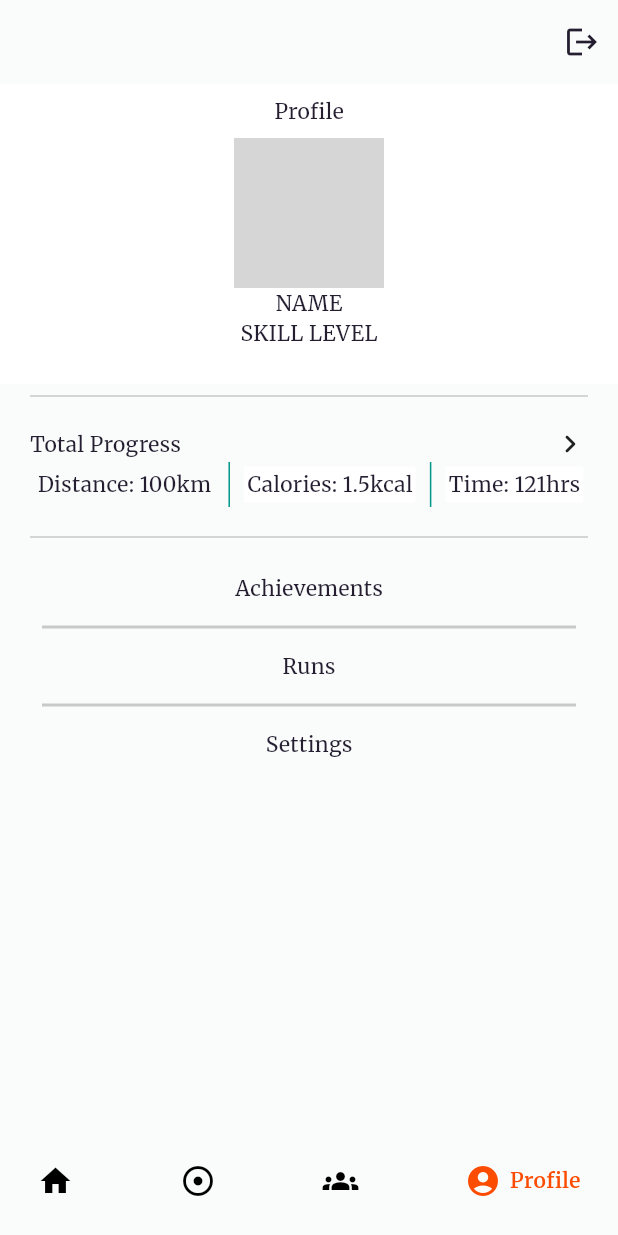
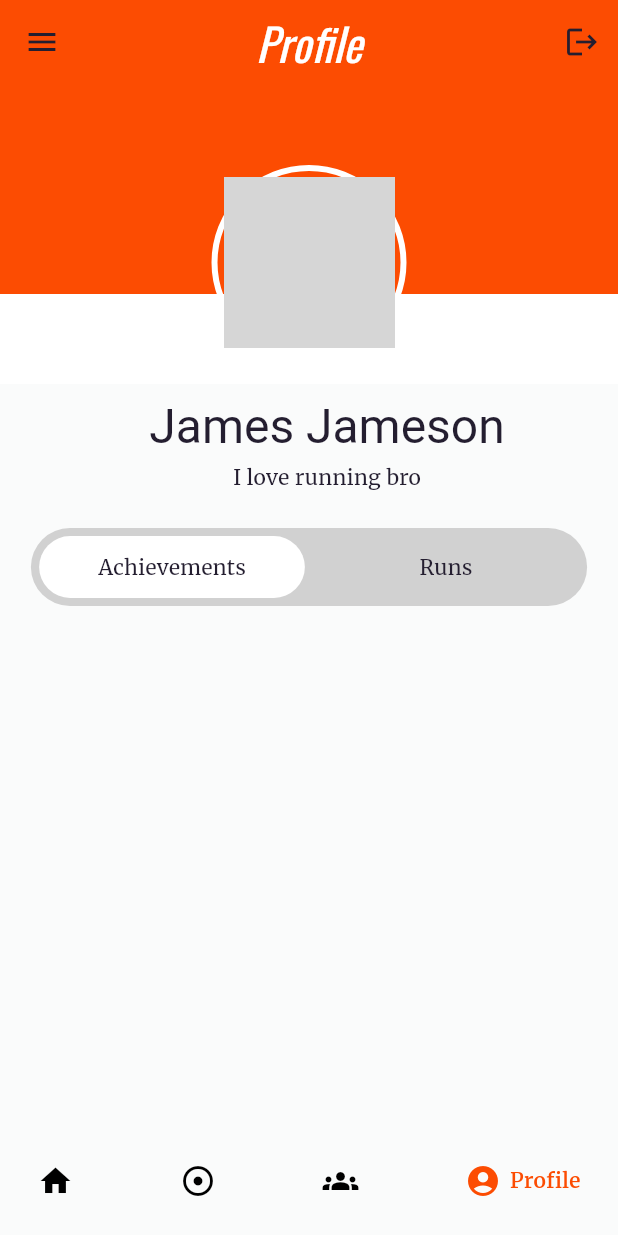
Before and after one commit to wenjebs/Runoogers, a Flutter app: the screen it shows once a user with an empty profile is signed in, item 4 of the bottom bar chosen, on a phone screen of 412 x 824 dp. Run offline on Flutter 3.47's test engine with Material 3 defaults, Android fonts, the phone set to English and light mode, and no system bars; drawn by our look-alikes of flutter_animate, google_nav_bar; our stand-ins replace cloud_firestore, firebase_auth, firebase_core, flutter_dotenv, flutter_riverpod, geolocator and 5 more; missing offline and left inert: flutter_facebook_auth; accounts and stored records are empty; generated files the repository leaves out were written again; network calls fail; grey boxes are pictures that could not be loaded.

Commit message:
Profile page development

```diff
--- a/lib/global_theme.dart
+++ b/lib/global_theme.dart
@@ -23,6 +23,7 @@ class GlobalThemeData {
         titleLarge: GoogleFonts.oswald(
           fontSize: 30,
           fontStyle: FontStyle.italic,
+          color: colorScheme.secondary,
         ),
         bodyMedium: GoogleFonts.merriweather(),
         displaySmall: GoogleFonts.pacifico(),
--- a/lib/pages/logged_in/profile_page/profile_page.dart
+++ b/lib/pages/logged_in/profile_page/profile_page.dart
@@ -1,6 +1,9 @@
 import 'package:firebase_auth/firebase_auth.dart';
 import 'package:flutter/material.dart';
-import 'profile_widgets/profile_details.dart';
+import 'package:runningapp/pages/logged_in/profile_page/profile_widgets/achievements.dart';
+import 'package:runningapp/pages/logged_in/profile_page/profile_widgets/profile_details.dart';
+import 'package:runningapp/pages/logged_in/profile_page/profile_widgets/run_achievement_button.dart';
+import 'package:runningapp/pages/logged_in/profile_page/profile_widgets/test.dart';
 import 'profile_widgets/profile_hero.dart';
 import 'profile_widgets/profile_settings.dart';
 
@@ -16,6 +19,17 @@ class ProfilePage extends StatelessWidget {
   Widget build(BuildContext context) {
     return Scaffold(
       appBar: AppBar(
+        titleTextStyle:
+            Theme.of(context).textTheme.titleLarge, // Need hot restart to see
+        backgroundColor: Theme.of(context).colorScheme.primary,
+        leading: IconButton(
+          onPressed: () {
+            // Add your button functionality here
+          },
+          icon: const Icon(Icons.menu),
+        ),
+        title: const Text('Profile'),
+        centerTitle: true,
         actions: [
           IconButton(onPressed: signUserOut, icon: const Icon(Icons.logout))
         ],
@@ -32,26 +46,18 @@ class ProfilePage extends StatelessWidget {
             child: const ProfileHero(),
           ),
 
-          Divider(
-            indent: 20,
-            endIndent: 20,
-            color: Colors.black.withOpacity(0.2),
-          ),
-
           // Profile details
           const Padding(
             padding: EdgeInsets.all(8.0),
             child: ProfileDetails(),
           ),
 
-          Divider(
-            indent: 20,
-            endIndent: 20,
-            color: Colors.black.withOpacity(0.2),
-          ),
+          const RunAchievementButton(),
 
+          // const AchievementsSection(),
+          const RunsSection(),
           // Profile actions/settings
-          const ProfileSettings()
+          // const ProfileSettings()
         ]),
       ),
     );
--- a/lib/pages/logged_in/profile_page/profile_widgets/profile_details.dart
+++ b/lib/pages/logged_in/profile_page/profile_widgets/profile_details.dart
@@ -1,71 +1,26 @@
 import 'package:flutter/material.dart';
 
 class ProfileDetails extends StatelessWidget {
-  const ProfileDetails({
-    super.key,
-  });
+  const ProfileDetails({super.key});
 
   @override
   Widget build(BuildContext context) {
-    return Container(
-      margin: const EdgeInsets.all(4.0),
-      decoration: BoxDecoration(
-        borderRadius: BorderRadius.circular(10),
-      ),
-      child: Column(
-        children: [
-          Container(
-            padding: const EdgeInsets.symmetric(horizontal: 8),
-            child: const Row(
-              mainAxisAlignment: MainAxisAlignment.spaceBetween,
-              children: [
-                Text("Total Progress"),
-                Icon(
-                  Icons.chevron_right_rounded,
-                  size: 24,
-                ),
-              ],
-            ),
+    return Column(
+      children: [
+        Padding(
+          padding: const EdgeInsetsDirectional.fromSTEB(24, 0, 0, 0),
+          child: Text(
+            style: Theme.of(context).textTheme.headlineLarge,
+            'James Jameson', // TODO FROM DATABASE
           ),
-          Row(
-            mainAxisAlignment: MainAxisAlignment.center,
-            children: [
-              Container(
-                padding: const EdgeInsets.all(2.0),
-                decoration: const BoxDecoration(),
-                child: const Text(
-                    "Distance: 100km"), // TODO : MAKE IT FROM DATABASE!!!!!
-              ),
-              const SizedBox(
-                height: 30,
-                child: VerticalDivider(
-                    width: 20, thickness: 1, color: Colors.teal),
-              ),
-              Container(
-                padding: const EdgeInsets.all(2.0),
-                decoration: const BoxDecoration(
-                  color: Colors.white,
-                ),
-                child: const Text(
-                    "Calories: 1.5kcal"), // TODO : MAKE IT FROM DATABASE!!!!!
-              ),
-              const SizedBox(
-                height: 30,
-                child: VerticalDivider(
-                    width: 20, thickness: 1, color: Colors.teal),
-              ),
-              Container(
-                padding: const EdgeInsets.all(2.0),
-                decoration: const BoxDecoration(
-                  color: Colors.white,
-                ),
-                child: const Text(
-                    "Time: 121hrs"), // TODO : MAKE IT FROM DATABASE!!!!!
-              ),
-            ],
+        ),
+        const Padding(
+          padding: EdgeInsetsDirectional.fromSTEB(24, 4, 0, 16),
+          child: Text(
+            'I love running bro',
           ),
-        ],
-      ),
+        )
+      ],
     );
   }
 }
--- a/lib/pages/logged_in/profile_page/profile_widgets/profile_hero.dart
+++ b/lib/pages/logged_in/profile_page/profile_widgets/profile_hero.dart
@@ -1,30 +1,66 @@
 import 'package:flutter/material.dart';
 
 class ProfileHero extends StatelessWidget {
-  const ProfileHero({
-    super.key,
-  });
+  const ProfileHero({super.key});
 
   @override
   Widget build(BuildContext context) {
-    return Container(
-      decoration: BoxDecoration(
-        borderRadius: BorderRadius.circular(10),
-      ),
-      child: const Column(
-        crossAxisAlignment: CrossAxisAlignment.center,
+    return SizedBox(
+      height: 200,
+      child: Stack(
         children: [
-          Padding(
-            padding: EdgeInsets.all(8.0),
-            child: Text("Profile"),
+          // BACKGROUND IMAGE CONTAINER
+          Container(
+            width: double.infinity,
+            height: 140,
+            decoration: BoxDecoration(
+              color: Theme.of(context).colorScheme.primary,
+            ),
+            // decoration: const BoxDecoration(
+            //   image: DecorationImage(
+            //     fit: BoxFit.cover,
+            //     image: NetworkImage(
+            //       'https://images.unsplash.com/photo-1434394354979-a235cd36269d?ixlib=rb-4.0.3&ixid=MnwxMjA3fDB8MHxzZWFyY2h8MTJ8fG1vdW50YWluc3xlbnwwfHwwfHw%3D&auto=format&fit=crop&w=900&q=60',
+            //     ), // To BE CHANGED FROM DATABASE
+            //   ),
+            // ),
           ),
-          CircleAvatar(
-            radius: 50,
-            backgroundImage: NetworkImage(
-                'https://images.unsplash.com/photo-1633332755192-727a05c4013d?ixlib=rb-4.0.3&ixid=MnwxMjA3fDB8MHxzZWFyY2h8Mnx8dXNlcnxlbnwwfHwwfHw%3D&auto=format&fit=crop&w=900&q=60'), // To BE CHANGED FROM DATABASE
+
+          // PROFILE IMAGE CONTAINER
+          Align(
+            alignment: const AlignmentDirectional(0, 1),
+            child: Padding(
+              padding: const EdgeInsetsDirectional.fromSTEB(0, 0, 0, 16),
+              child: Container(
+                width: 130,
+                height: 130,
+                decoration: BoxDecoration(
+                  shape: BoxShape.circle,
+                  border: Border.all(
+                    width: 4,
+                    color: Theme.of(context).colorScheme.secondary,
+                  ),
+                ),
+                child: Padding(
+                  padding: const EdgeInsets.all(4),
+                  child: ClipRRect(
+                    borderRadius: BorderRadius.circular(50),
+                    child: DecoratedBox(
+                      decoration: BoxDecoration(
+                        borderRadius: BorderRadius.circular(50),
+                        image: const DecorationImage(
+                          fit: BoxFit.cover,
+                          image: NetworkImage(
+                            'https://images.unsplash.com/photo-1633332755192-727a05c4013d?ixlib=rb-4.0.3&ixid=MnwxMjA3fDB8MHxzZWFyY2h8Mnx8dXNlcnxlbnwwfHwwfHw%3D&auto=format&fit=crop&w=900&q=60',
+                          ), // To BE CHANGED FROM DATABASE
+                        ),
+                      ),
+                    ),
+                  ),
+                ),
+              ),
+            ),
           ),
-          Text("NAME"),
-          Text("SKILL LEVEL"),
         ],
       ),
     );
--- /dev/null
+++ b/lib/pages/logged_in/profile_page/profile_widgets/run_achievement_button.dart
@@ -0,0 +1,67 @@
+import 'package:flutter/material.dart';
+import 'package:flutter_animate/flutter_animate.dart';
+
+class RunAchievementButton extends StatefulWidget {
+  const RunAchievementButton({super.key});
+
+  @override
+  RunAchievementButtonState createState() => RunAchievementButtonState();
+}
+
+class RunAchievementButtonState extends State<RunAchievementButton> {
+  final ValueNotifier<int> _selectedIndex = ValueNotifier<int>(0);
+
+  @override
+  Widget build(BuildContext context) {
+    return Align(
+      alignment: const AlignmentDirectional(0, 0),
+      child: Container(
+        width: MediaQuery.of(context).size.width * 0.9,
+        height: 52,
+        decoration: BoxDecoration(
+          color: const Color(0xFFD1D1D1),
+          borderRadius: BorderRadius.circular(90),
+        ),
+        child: Row(
+          mainAxisSize: MainAxisSize.max,
+          mainAxisAlignment: MainAxisAlignment.spaceEvenly,
+          children: [
+            _buildTab(index: 0, text: 'Achievements'),
+            _buildTab(index: 1, text: 'Runs'),
+          ],
+        ),
+      ),
+    );
+  }
+
+  Widget _buildTab({required int index, required String text}) {
+    return GestureDetector(
+      onTap: () => _selectedIndex.value = index,
+      child: ValueListenableBuilder<int>(
+        valueListenable: _selectedIndex,
+        builder: (context, value, child) {
+          return Animate(
+            effects: [
+              SlideEffect(
+                  duration: 500.ms,
+                  begin: const Offset(0, 1),
+                  end: const Offset(0, 0)),
+            ],
+            child: Container(
+              width: MediaQuery.of(context).size.width * 0.43,
+              height: MediaQuery.of(context).size.height * 0.05,
+              decoration: BoxDecoration(
+                color: value == index ? Colors.white : Colors.transparent,
+                borderRadius: BorderRadius.circular(90),
+              ),
+              child: Align(
+                alignment: const AlignmentDirectional(0, 0),
+                child: Text(text),
+              ),
+            ),
+          );
+        },
+      ),
+    );
+  }
+}
--- /dev/null
+++ b/lib/pages/logged_in/profile_page/profile_widgets/test.dart
@@ -0,0 +1,69 @@
+import 'package:cloud_firestore/cloud_firestore.dart';
+import 'package:flutter/material.dart';
+import 'package:flutter_riverpod/flutter_riverpod.dart';
+import 'package:google_maps_flutter/google_maps_flutter.dart';
+import 'package:runningapp/models/run.dart';
+import 'package:runningapp/pages/logged_in/profile_page/providers/runs_provider.dart';
+import 'package:runningapp/state/backend/authenticator.dart';
+
+class RunsSection extends ConsumerWidget {
+  const RunsSection({super.key});
+
+  @override
+  Widget build(BuildContext context, WidgetRef ref) {
+    final runs = ref.watch(getRunsProvider(Authenticator().userId!));
+    return Expanded(
+      child: Column(
+        mainAxisSize: MainAxisSize.max,
+        children: [
+          Expanded(
+            child: Padding(
+              padding: const EdgeInsetsDirectional.all(30),
+              child: runs.when(
+                data: (runs) {
+                  return ListView(
+                    children: runs.docs.map((doc) {
+                      Run run = Run.fromFirestore(
+                          doc as DocumentSnapshot<Map<String, dynamic>>, null);
+                      return ListTile(
+                        title: Text(doc['name']),
+                        subtitle: Column(
+                          crossAxisAlignment: CrossAxisAlignment.start,
+                          children: [
+                            Text("${run.distance} km"),
+                            Text("Time Taken: ${run.time}"),
+                            Text("Date: ${run.date}"),
+                            SizedBox(
+                              height: 300, // adjust as needed
+                              child: GoogleMap(
+                                initialCameraPosition: CameraPosition(
+                                  target: run.getPolylinePoints
+                                      .first, // assuming Run has a position field of type LatLng
+                                  zoom: 14,
+                                ),
+                                polylines: {
+                                  Polyline(
+                                    polylineId: const PolylineId('route'),
+                                    color: Colors.red,
+                                    points: run
+                                        .getPolylinePoints, // assuming Run has a polylineCoordinates field of type List<LatLng>
+                                  ),
+                                },
+                              ),
+                            ),
+                          ],
+                        ),
+                      );
+                    }).toList(),
+                  );
+                },
+                loading: () => const CircularProgressIndicator(),
+                error: (err, stack) => Text('Error: $err'),
+              ),
+            ),
+          ),
+        ],
+      ),
+    );
+  }
+}
```
Also changed, not shown: lib/pages/logged_in/profile_page/profile_widgets/achievements.dart (added, +136 -0 lines), lib/pages/logged_in/profile_page/profile_widgets/unused.dart (added, +71 -0 lines).
